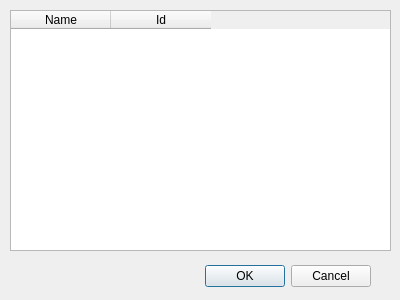
Above: src/select_program_dialog.ui from CowboyCoders/cow_player before the change. Below: the same form after it.
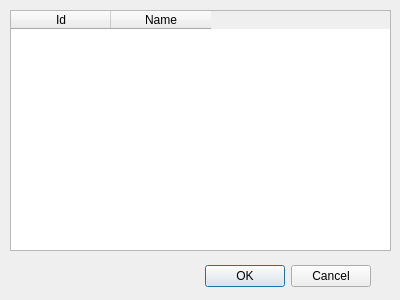
That is the form after the change.

Commit message: broken bananas

What changed in the file:
```diff
--- a/src/select_program_dialog.ui
+++ b/src/select_program_dialog.ui
@@ -38,14 +38,20 @@
      <height>241</height>
     </rect>
    </property>
+   <attribute name="verticalHeaderVisible">
+    <bool>true</bool>
+   </attribute>
+   <attribute name="verticalHeaderVisible">
+    <bool>true</bool>
+   </attribute>
    <column>
     <property name="text">
-     <string>Name</string>
+     <string>Id</string>
     </property>
    </column>
    <column>
     <property name="text">
-     <string>Id</string>
+     <string>Name</string>
     </property>
    </column>
   </widget>
```
The commit also changes 2 other files.
